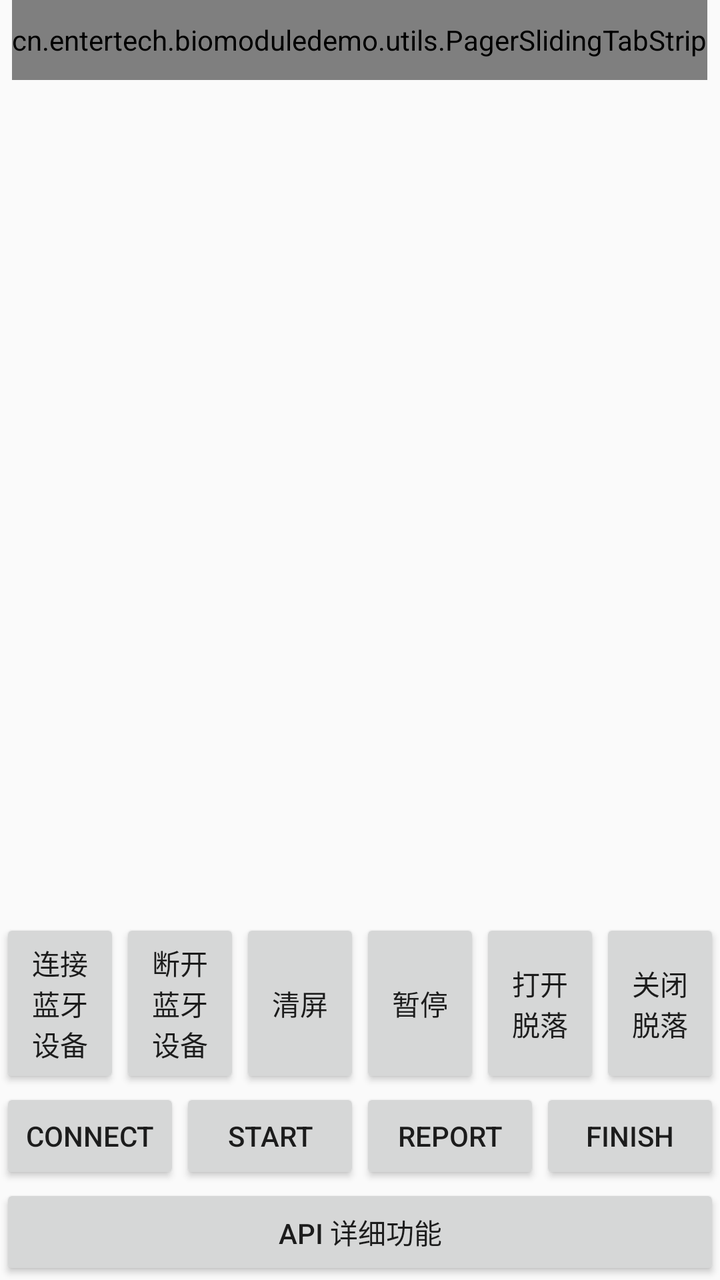
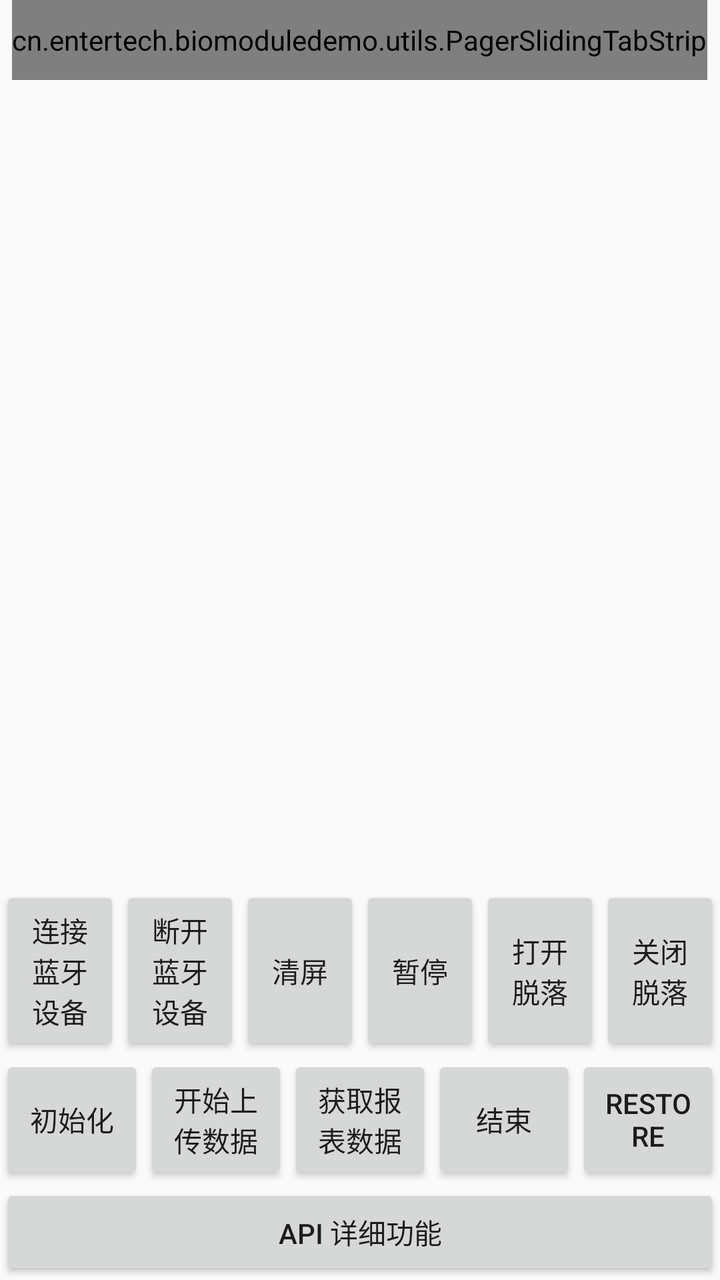

The first picture is an Android layout as it rendered before a commit; the second is the same layout after the commit. The layout source and the unified diff follow.
<!-- AndroidManifest.xml: activity theme AppTheme.NoActionBar -->
<!-- res/layout/activity_main.xml -->
<?xml version="1.0" encoding="utf-8"?>
<LinearLayout
        xmlns:android="http://schemas.android.com/apk/res/android"
        xmlns:app="http://schemas.android.com/apk/res-auto"
        xmlns:tools="http://schemas.android.com/tools"
        android:layout_width="match_parent"
        android:layout_height="match_parent"
        tools:context=".activity.MainActivity"
        android:orientation="vertical"
        >
    
    <cn.entertech.biomoduledemo.utils.PagerSlidingTabStrip
            android:id="@+id/message_tabs"
            android:layout_gravity="center"
            app:pstsIndicatorHeight="2dp"
            app:pstsUnderlineHeight="0dp"
            app:pstsTabUnselectedTextColor="#999999"
            app:pstsTabSelectedTextColor="@color/colorPrimary"
            app:pstsIndicatorColor="@color/colorPrimary"
            android:layout_width="wrap_content"
            android:layout_height="40dp"
            />

    <android.support.v4.view.ViewPager
            android:id="@+id/vp_contain"
            android:layout_width="match_parent"
            android:layout_height="0dp"
            android:layout_weight="1"
            >

    </android.support.v4.view.ViewPager>

    <LinearLayout
            android:layout_width="match_parent"
            android:layout_height="wrap_content"
            android:orientation="horizontal"
            >

        <Button
                android:layout_weight="1"
                android:layout_width="0dp"
                android:layout_height="match_parent"
                android:text="连接蓝牙设备"
                android:onClick="onConnectDevice"
                />

        <Button
                android:layout_weight="1"
                android:layout_width="0dp"
                android:layout_height="match_parent"
                android:text="断开蓝牙设备"
                android:onClick="onDisconnetDevice"
                />


        <Button
                android:layout_weight="1"
                android:layout_width="0dp"
                android:layout_height="match_parent"
                android:text="清屏"
                android:onClick="onClear"
                />


        <Button
                android:layout_weight="1"
                android:layout_width="0dp"
                android:layout_height="match_parent"
                android:text="暂停"
                android:onClick="onPause"
                />


        <Button
                android:layout_weight="1"
                android:layout_width="0dp"
                android:layout_height="match_parent"
                android:text="打开脱落"
                android:onClick="onStartContact"
                />

        <Button
                android:layout_weight="1"
                android:layout_width="0dp"
                android:layout_height="match_parent"
                android:text="关闭脱落"
                android:onClick="onStopContact"
                />


    </LinearLayout>

    <LinearLayout
            android:layout_width="match_parent"
            android:layout_height="wrap_content"
            android:orientation="horizontal"
            >

        <Button
                android:layout_weight="1"
                android:layout_width="0dp"
                android:layout_height="match_parent"
                android:text="CONNECT"
                android:onClick="onConnect"
                />

        <Button
                android:layout_weight="1"
                android:layout_width="0dp"
                android:layout_height="match_parent"
                android:text="START"
                android:onClick="onStartUpload"
                />

        <Button
                android:layout_weight="1"
                android:layout_width="0dp"
                android:layout_height="match_parent"
                android:text="REPORT"
                android:onClick="onReport"
                />

        <Button
                android:layout_weight="1"
                android:layout_width="0dp"
                android:layout_height="match_parent"
                android:text="FINISH"
                android:onClick="onFinish"
                />

    </LinearLayout>

    <Button
            android:layout_width="match_parent"
            android:layout_height="wrap_content"
            android:text="API 详细功能"
            android:onClick="toApiDetail"
            />

    
    
    
    
    
    
    
    
    
    
    
    


</LinearLayout>
<!-- resources referenced by this layout -->
<resources>
  <color name="colorPrimary">#008577</color>
  <style name="AppTheme.NoActionBar">
          <item name="windowActionBar">false</item>
          <item name="windowNoTitle">true</item>
      </style>
</resources>

<!-- the commit's change to res/layout/activity_main.xml (unified diff, before → after) -->
@@ -100,15 +100,15 @@
                 android:layout_weight="1"
                 android:layout_width="0dp"
                 android:layout_height="match_parent"
-                android:text="CONNECT"
-                android:onClick="onConnect"
+                android:text="初始化"
+                android:onClick="onInit"
                 />
 
         <Button
                 android:layout_weight="1"
                 android:layout_width="0dp"
                 android:layout_height="match_parent"
-                android:text="START"
+                android:text="开始上传数据"
                 android:onClick="onStartUpload"
                 />
 
@@ -116,7 +116,7 @@
                 android:layout_weight="1"
                 android:layout_width="0dp"
                 android:layout_height="match_parent"
-                android:text="REPORT"
+                android:text="获取报表数据"
                 android:onClick="onReport"
                 />
 
@@ -124,8 +124,16 @@
                 android:layout_weight="1"
                 android:layout_width="0dp"
                 android:layout_height="match_parent"
-                android:text="FINISH"
+                android:text="结束"
                 android:onClick="onFinish"
+                />
+
+        <Button
+                android:layout_weight="1"
+                android:layout_width="0dp"
+                android:layout_height="match_parent"
+                android:text="Restore"
+                android:onClick="onRestore"
                 />
 
     </LinearLayout>
